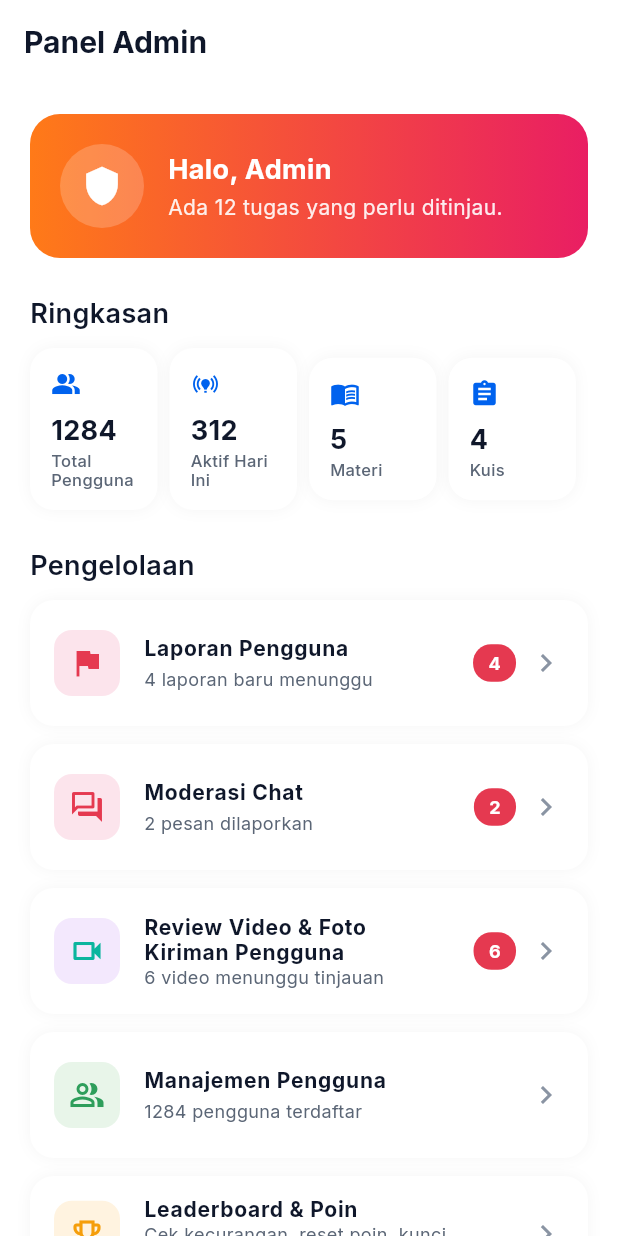
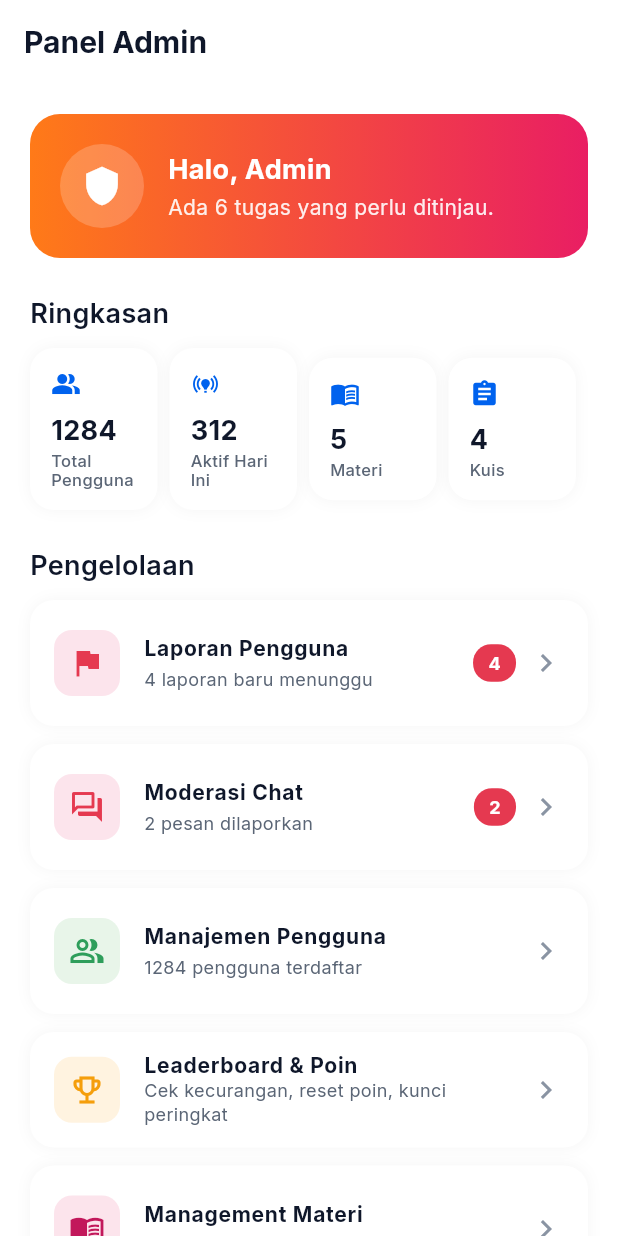
Before and after one commit to furalmiqbadi/PBL-S5-Sign.L, a Flutter app: the AdminPanelPage screen opened directly, on a phone screen of 412 x 824 dp. Run offline on Flutter 3.47's test engine with Material 3 defaults, Android fonts, the phone set to English and light mode, and no system bars; our stand-ins replace flutter_image_compress, flutter_svg, google_fonts, image_picker, shared_preferences, supabase_flutter and 1 more; accounts and stored records are empty; network calls fail.

Commit message:
mengahpus review video di admin

```diff
--- a/lib/views/admin/admin_panel_page.dart
+++ b/lib/views/admin/admin_panel_page.dart
@@ -14,7 +14,6 @@ class AdminPanelPage extends StatelessWidget {
   static const int totalPengguna = 1284;
   static const int penggunaAktif = 312;
   static const int laporanChat = 2;
-  static const int videoAIReview = 6;
 
   // Keluar dari panel admin, kembali ke halaman masuk
   Future<void> _logout(BuildContext context) async {
@@ -83,16 +82,6 @@ class AdminPanelPage extends StatelessWidget {
             subtitle: '$laporanChat pesan dilaporkan',
             badge: laporanChat,
             onTap: () => Navigator.push(context, MaterialPageRoute(builder: (_) => const ModerasiChatPage())),
-          ),
-          _menuTile(
-            context,
-            icon: Icons.videocam_outlined,
-            iconBg: const Color(0xFFF3E8FD),
-            iconColor: AppColors.secondary,
-            title: 'Review Video & Foto Kiriman Pengguna',
-            subtitle: '$videoAIReview video menunggu tinjauan',
-            badge: videoAIReview,
-            onTap: () => Navigator.push(context, MaterialPageRoute(builder: (_) => const ReviewVideoAIPage())),
           ),
           _menuTile(
             context,
@@ -183,16 +172,6 @@ class AdminPanelPage extends StatelessWidget {
             ),
           ),
           const SizedBox(height: 24),
-
-          // Footer opsional agar terlihat lebih rapi
-          Text(
-            'Sign.L Admin Panel • Versi 1.0.0',
-            style: AppTextStyles.labelSmall.copyWith(
-              color: AppColors.textMuted,
-            ),
-            textAlign: TextAlign.center,
-          ),
-          const SizedBox(height: 16),
         ],
       ),
     );
@@ -233,7 +212,7 @@ class AdminPanelPage extends StatelessWidget {
                 ),
                 const SizedBox(height: 4),
                 Text(
-                  'Ada ${laporanBaru + laporanChat + videoAIReview} tugas yang perlu ditinjau.',
+                  'Ada ${laporanBaru + laporanChat} tugas yang perlu ditinjau.',
                   style: AppTextStyles.bodyMedium.copyWith(
                     color: Colors.white.withValues(alpha: 0.9),
                   ),
```
